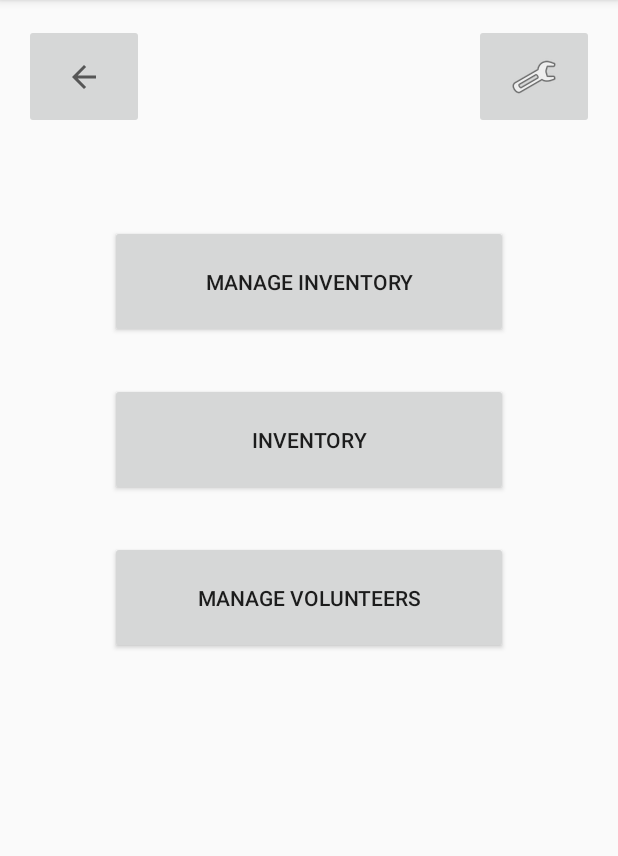
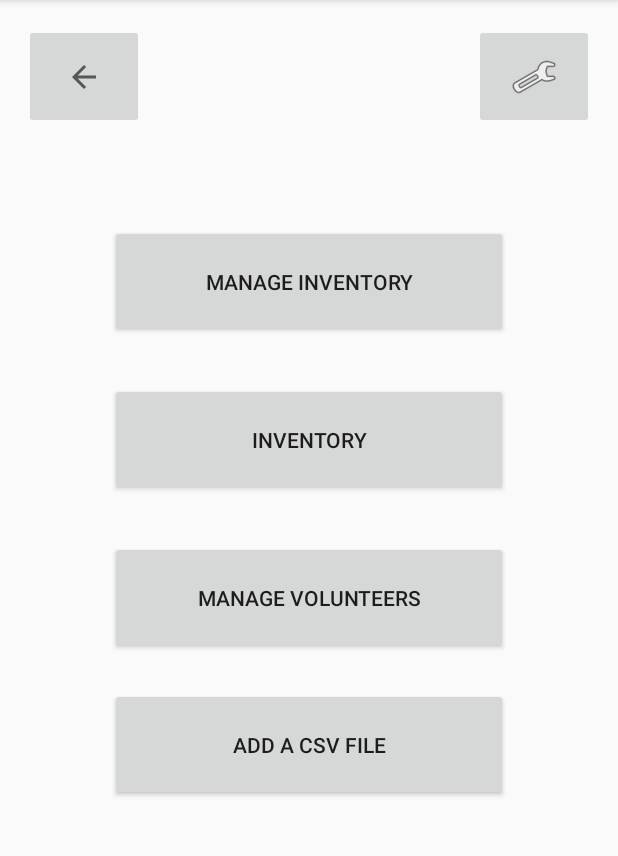
Before and after one commit to covesoyars/Canned, an Android app: the manager_hub_page screen opened directly, with no data from a screen before it, on a phone screen of 412 x 824 dp, the part 84-940 px from its top. Run offline under Robolectric (Android 15) with nearby library versions, the light colour scheme and no system bars; network calls fail.

Commit message:
Added part of CSV file functionality

```diff
--- a/StarterProj/app/src/main/AndroidManifest.xml
+++ b/StarterProj/app/src/main/AndroidManifest.xml
@@ -12,7 +12,8 @@
         android:roundIcon="@mipmap/ic_launcher_round"
         android:supportsRtl="true"
         android:theme="@style/AppTheme">
-        <activity android:name=".Inventory"></activity>
+        <activity android:name=".CSV_Page"></activity>
+        <activity android:name=".Inventory" />
         <activity android:name=".PicTest" />
         <activity android:name=".Edit_profile" />
         <activity android:name=".Volenteer_hub_page" />
--- a/StarterProj/app/src/main/java/edu/vcu/cmsc355/starter/manager_hub_page.java
+++ b/StarterProj/app/src/main/java/edu/vcu/cmsc355/starter/manager_hub_page.java
@@ -25,6 +25,12 @@ public class manager_hub_page extends AppCompatActivity {
         Intent inventory = new Intent(this, Inventory.class);
         startActivity(inventory);
     }
+
+    public void addCSV(View view){
+        Intent csvPage = new Intent(this, CSV_Page.class);
+        startActivity(csvPage);
+    }
+
     public void back(View View)
     {
        //TURN THIS INTO A LOGOUT METHOD THINGY -Javier
--- a/StarterProj/app/src/main/res/layout/manager_hub_page.xml
+++ b/StarterProj/app/src/main/res/layout/manager_hub_page.xml
@@ -5,6 +5,21 @@
     xmlns:tools="http://schemas.android.com/tools"
     android:layout_width="match_parent"
     android:layout_height="match_parent">
+
+    <Button
+        android:id="@+id/button11"
+        android:layout_width="265dp"
+        android:layout_height="75dp"
+        android:layout_marginStart="8dp"
+        android:layout_marginLeft="8dp"
+        android:layout_marginTop="128dp"
+        android:layout_marginEnd="8dp"
+        android:layout_marginRight="8dp"
+        android:text="@string/add_csv_file"
+        android:onClick="addCSV"
+        app:layout_constraintEnd_toEndOf="parent"
+        app:layout_constraintStart_toStartOf="parent"
+        app:layout_constraintTop_toBottomOf="@+id/button6" />
 
     <ImageButton
         android:id="@+id/backButton"
--- a/StarterProj/app/src/main/res/values/strings.xml
+++ b/StarterProj/app/src/main/res/values/strings.xml
@@ -15,6 +15,9 @@
     <string name="ent_mail">Enter your email</string>
     <string name="ent_birth">Enter birthdate, MMDDYY</string>
     <string name="inventory">Inventory</string>
+    <string name="add_csv_file">Add a CSV file</string>
+    <string name="csv_description">To add an initial file of food list items, please enter the file name.txt and then push the button below.</string>
+    <string name="csv_name">Enter file name</string>
 
 
     <string name="manage_volunteers">Manage Volunteers</string>
@@ -34,7 +37,6 @@
     <string name="birthdate">Birthdate</string>
     <string name="firstname">First Name</string>
     <string name="lastname">Last Name</string>
-
 
 
     <!-- Strings related to Settings -->
```
Also changed, not shown: StarterProj/app/src/main/java/edu/vcu/cmsc355/starter/CSV_Page.java (added, +42 -0 lines), StarterProj/app/src/main/res/layout/activity_csv__page.xml (added, +55 -0 lines).
